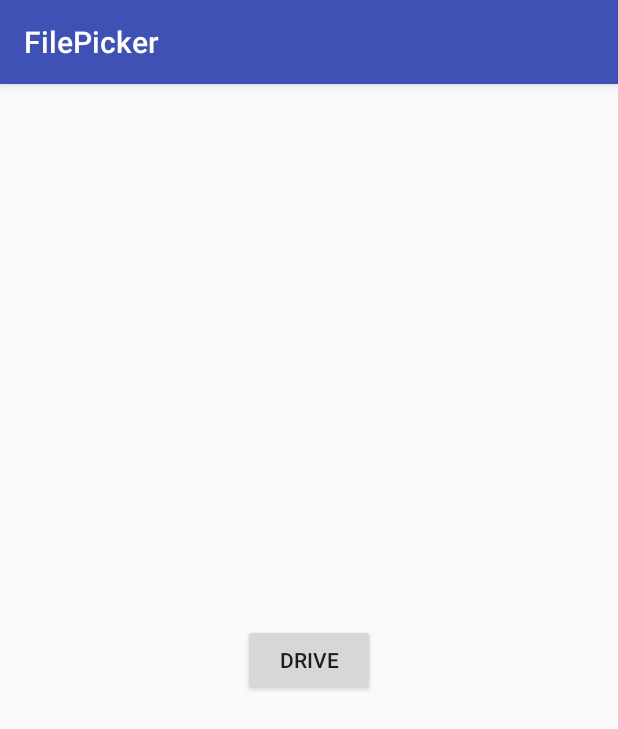
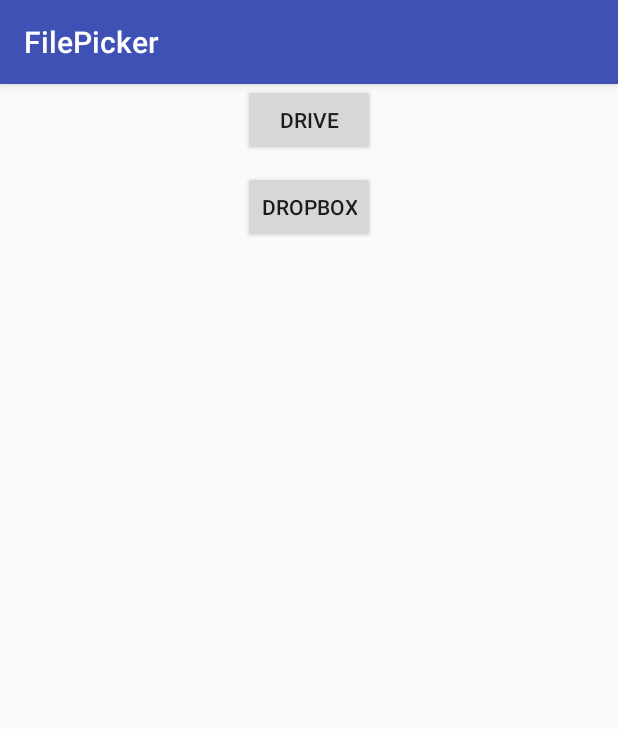
Before and after one commit to msr550/DriveFilePicker, an Android app: the screen it shows after launch (MainActivity), on a phone screen of 412 x 824 dp. Shown: the top 729 px of the screen. Run offline under Robolectric (Android 15) with nearby library versions, the phone set to English and light mode, and no system bars; libraries missing offline, so code that uses them is left out: com.dropbox.chooser; 1 statement that could not run was skipped.

Commit message:
pick file from dropbox has been completed.

```diff
--- a/app/build.gradle
+++ b/app/build.gradle
@@ -20,9 +20,9 @@ android {
 }
 
 dependencies {
-    compile fileTree(dir: 'libs', include: ['*.jar'])
+    compile fileTree(include: ['*.jar'], dir: 'libs')
     testCompile 'junit:junit:4.12'
     compile 'com.android.support:appcompat-v7:24.2.0'
     compile 'com.google.android.gms:play-services-drive:8.4.0'
-
+    compile project(':dropboxChooserSDK')
 }
--- a/app/src/main/java/com/rbt/filepicker/MainActivity.java
+++ b/app/src/main/java/com/rbt/filepicker/MainActivity.java
@@ -1,21 +1,116 @@
 package com.rbt.filepicker;
 
+import android.app.Activity;
 import android.content.Intent;
+import android.net.Uri;
 import android.os.Bundle;
 import android.support.v7.app.AppCompatActivity;
+import android.text.method.LinkMovementMethod;
+import android.util.Log;
 import android.view.View;
+import android.widget.TextView;
+
+import com.dropbox.chooser.android.DbxChooser;
 
 public class MainActivity extends AppCompatActivity implements View.OnClickListener {
+    static final String APP_KEY = "iowmq12ar191eve";/* This is for you to fill in! */
+
+    static final int DBX_CHOOSER_REQUEST = 0;  // You can change this if needed
+
+    private DbxChooser mChooser;
+    private TextView fileTV, fileSizeTV;
 
     @Override
     protected void onCreate(Bundle savedInstanceState) {
         super.onCreate(savedInstanceState);
         setContentView(R.layout.activity_main);
+        mChooser = new DbxChooser(APP_KEY);
+        fileTV = (TextView) findViewById(R.id.fileTV);
+        fileSizeTV = (TextView) findViewById(R.id.fileSizeTV);
     }
 
     @Override
     public void onClick(View view) {
-        Intent intent = new Intent(this, DriveActivity.class);
-        startActivity(intent);
+        int id = view.getId();
+        switch (id) {
+            case R.id.driveBtn:
+                Intent intent = new Intent(this, DriveActivity.class);
+                startActivity(intent);
+                break;
+            case R.id.dropBoxBtn:
+                /*DbxChooser.ResultType resultType;
+                switch (((RadioGroup) findViewById(R.id.link_type)).getCheckedRadioButtonId()) {
+                    case R.id.link_type_direct: resultType = DbxChooser.ResultType.DIRECT_LINK; break;
+                    case R.id.link_type_content: resultType = DbxChooser.ResultType.FILE_CONTENT; break;
+                    case R.id.link_type_preview: resultType = DbxChooser.ResultType.PREVIEW_LINK; break;
+                    default: throw new RuntimeException("unexpected link type!!");
+                }
+                mChooser.forResultType(resultType)
+                        .launch(MainActivity.this, DBX_CHOOSER_REQUEST);*/
+                DbxChooser.ResultType resultType;
+                resultType = DbxChooser.ResultType.FILE_CONTENT;
+                mChooser.forResultType(resultType).launch(MainActivity.this, DBX_CHOOSER_REQUEST);
+                break;
+        }
     }
+
+    @Override
+    public void onActivityResult(int requestCode, int resultCode, Intent data) {
+        if (requestCode == DBX_CHOOSER_REQUEST) {
+            if (resultCode == Activity.RESULT_OK) {
+                DbxChooser.Result result = new DbxChooser.Result(data);
+                Log.d("main", "Link to selected file: " + result.getLink());
+
+                showLink(fileTV, result.getLink());
+                fileSizeTV.setText(String.valueOf(result.getSize() / 1024) + " KB", TextView.BufferType.NORMAL);
+
+            } else {
+                // Failed or was cancelled by the user.
+            }
+        } else {
+            super.onActivityResult(requestCode, resultCode, data);
+        }
+    }
+
+    private void showLink(TextView textView, Uri uri) {
+        if (uri == null) {
+            textView.setText("", TextView.BufferType.NORMAL);
+            return;
+        }
+        textView.setText(uri.toString(), TextView.BufferType.NORMAL);
+        textView.setMovementMethod(LinkMovementMethod.getInstance());
+    }
+    /*@Override
+    public void onActivityResult(int requestCode, int resultCode, Intent data) {
+        if (requestCode == DBX_CHOOSER_REQUEST) {
+            if (resultCode == Activity.RESULT_OK) {
+                DbxChooser.Result result = new DbxChooser.Result(data);
+                Log.d("main", "Link to selected file: " + result.getLink());
+
+                showLink(R.id.uri, result.getLink());
+                ((TextView) findViewById(R.id.filename)).setText(result.getName().toString(), TextView.BufferType.NORMAL);
+                ((TextView) findViewById(R.id.size)).setText(String.valueOf(result.getSize()), TextView.BufferType.NORMAL);
+                showLink(R.id.icon, result.getIcon());
+
+                Map<String, Uri> thumbs = result.getThumbnails();
+                showLink(R.id.thumb64, thumbs.get("64x64"));
+                showLink(R.id.thumb200, thumbs.get("200x200"));
+                showLink(R.id.thumb640, thumbs.get("640x480"));
+            } else {
+                // Failed or was cancelled by the user.
+            }
+        } else {
+            super.onActivityResult(requestCode, resultCode, data);
+        }
+    }
+
+    private void showLink(int id, Uri uri) {
+        TextView v = (TextView) findViewById(id);
+        if (uri == null) {
+            v.setText("", TextView.BufferType.NORMAL);
+            return;
+        }
+        v.setText(uri.toString(), TextView.BufferType.NORMAL);
+        v.setMovementMethod(LinkMovementMethod.getInstance());
+    }*/
 }
--- a/app/src/main/res/layout/activity_main.xml
+++ b/app/src/main/res/layout/activity_main.xml
@@ -3,12 +3,40 @@
     xmlns:tools="http://schemas.android.com/tools"
     android:layout_width="match_parent"
     android:layout_height="match_parent"
+    android:layout_gravity="center"
     tools:context="com.rbt.filepicker.MainActivity">
 
     <Button
+        android:id="@+id/driveBtn"
+        android:layout_width="wrap_content"
+        android:layout_height="wrap_content"
+        android:layout_centerHorizontal="true"
+        android:gravity="center"
+        android:onClick="onClick"
+        android:text="Drive" />
+
+    <Button
+        android:id="@+id/dropBoxBtn"
+        android:layout_width="wrap_content"
+        android:layout_height="wrap_content"
+        android:layout_below="@+id/driveBtn"
+        android:layout_centerHorizontal="true"
+        android:layout_marginTop="10dp"
+        android:gravity="center"
+        android:onClick="onClick"
+        android:text="DropBox" />
+
+    <TextView
+        android:id="@+id/fileTV"
         android:layout_width="wrap_content"
         android:layout_height="wrap_content"
         android:layout_centerInParent="true"
-        android:onClick="onClick"
-        android:text="Drive" />
+        android:padding="15dp" />
+
+    <TextView
+        android:id="@+id/fileSizeTV"
+        android:layout_width="wrap_content"
+        android:layout_height="wrap_content"
+        android:layout_below="@+id/fileTV"
+        android:padding="15dp" />
 </RelativeLayout>
--- a/settings.gradle
+++ b/settings.gradle
@@ -1 +1,2 @@
 include ':app'
+include ':dropboxChooserSDK'
```
